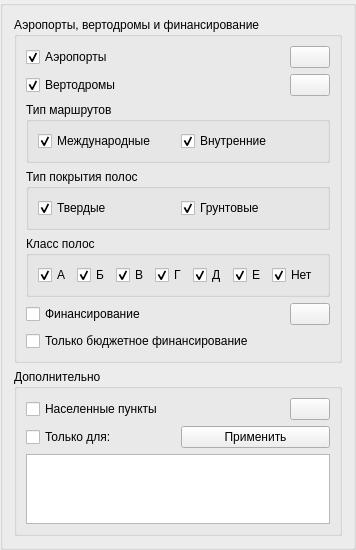
Old version of the form src/control_panel.ui in the repository PFedorovMsk/AirportMap.
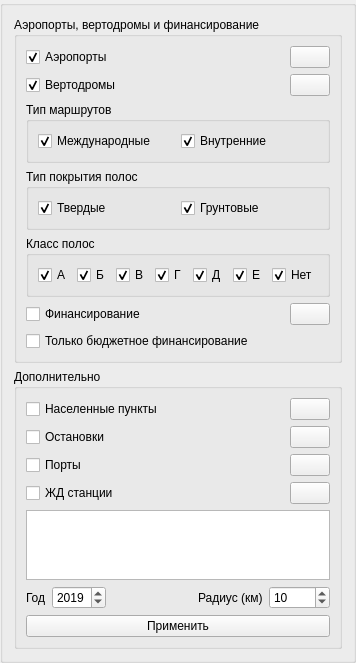
New version of the form. Custom widgets are drawn as their Qt base class.

```diff
--- a/src/control_panel.ui
+++ b/src/control_panel.ui
@@ -7,7 +7,7 @@
     <x>0</x>
     <y>0</y>
     <width>317</width>
-    <height>538</height>
+    <height>624</height>
    </rect>
   </property>
   <property name="sizePolicy">
@@ -371,18 +371,120 @@
        </layout>
       </item>
       <item>
-       <layout class="QHBoxLayout" name="horizontalLayout">
+       <layout class="QHBoxLayout" name="horizontalLayout_24">
         <item>
-         <widget class="QCheckBox" name="cbOnlyFor">
+         <widget class="QCheckBox" name="cbStops">
           <property name="text">
-           <string>Только для:</string>
+           <string>Остановки</string>
           </property>
+          <property name="checked">
+           <bool>false</bool>
+          </property>
          </widget>
         </item>
         <item>
-         <widget class="QPushButton" name="btnUpdate">
+         <spacer name="horizontalSpacer_8">
+          <property name="orientation">
+           <enum>Qt::Horizontal</enum>
+          </property>
+          <property name="sizeHint" stdset="0">
+           <size>
+            <width>40</width>
+            <height>20</height>
+           </size>
+          </property>
+         </spacer>
+        </item>
+        <item>
+         <widget class="ColorSelectButton" name="btnStopsColor">
+          <property name="sizePolicy">
+           <sizepolicy hsizetype="Preferred" vsizetype="Preferred">
+            <horstretch>0</horstretch>
+            <verstretch>0</verstretch>
+           </sizepolicy>
+          </property>
           <property name="text">
-           <string>Применить</string>
+           <string/>
+          </property>
+         </widget>
+        </item>
+       </layout>
+      </item>
+      <item>
+       <layout class="QHBoxLayout" name="horizontalLayout_25">
+        <item>
+         <widget class="QCheckBox" name="cbPorts">
+          <property name="text">
+           <string>Порты</string>
+          </property>
+          <property name="checked">
+           <bool>false</bool>
+          </property>
+         </widget>
+        </item>
+        <item>
+         <spacer name="horizontalSpacer_9">
+          <property name="orientation">
+           <enum>Qt::Horizontal</enum>
+          </property>
+          <property name="sizeHint" stdset="0">
+           <size>
+            <width>40</width>
+            <height>20</height>
+           </size>
+          </property>
+         </spacer>
+        </item>
+        <item>
+         <widget class="ColorSelectButton" name="btnPortsColor">
+          <property name="sizePolicy">
+           <sizepolicy hsizetype="Preferred" vsizetype="Preferred">
+            <horstretch>0</horstretch>
+            <verstretch>0</verstretch>
+           </sizepolicy>
+          </property>
+          <property name="text">
+           <string/>
+          </property>
+         </widget>
+        </item>
+       </layout>
+      </item>
+      <item>
+       <layout class="QHBoxLayout" name="horizontalLayout_26">
+        <item>
+         <widget class="QCheckBox" name="cbTrainStations">
+          <property name="text">
+           <string>ЖД станции</string>
+          </property>
+          <property name="checked">
+           <bool>false</bool>
+          </property>
+         </widget>
+        </item>
+        <item>
+         <spacer name="horizontalSpacer_10">
+          <property name="orientation">
+           <enum>Qt::Horizontal</enum>
+          </property>
+          <property name="sizeHint" stdset="0">
+           <size>
+            <width>40</width>
+            <height>20</height>
+           </size>
+          </property>
+         </spacer>
+        </item>
+        <item>
+         <widget class="ColorSelectButton" name="btnTrainStationsColor">
+          <property name="sizePolicy">
+           <sizepolicy hsizetype="Preferred" vsizetype="Preferred">
+            <horstretch>0</horstretch>
+            <verstretch>0</verstretch>
+           </sizepolicy>
+          </property>
+          <property name="text">
+           <string/>
           </property>
          </widget>
         </item>
@@ -412,6 +514,70 @@
         </column>
        </widget>
       </item>
+      <item>
+       <layout class="QHBoxLayout" name="horizontalLayout">
+        <item>
+         <widget class="QLabel" name="label">
+          <property name="text">
+           <string>Год</string>
+          </property>
+         </widget>
+        </item>
+        <item>
+         <widget class="QSpinBox" name="sbYear">
+          <property name="minimum">
+           <number>1899</number>
+          </property>
+          <property name="maximum">
+           <number>2099</number>
+          </property>
+          <property name="value">
+           <number>2019</number>
+          </property>
+         </widget>
+        </item>
+        <item>
+         <spacer name="horizontalSpacer">
+          <property name="orientation">
+           <enum>Qt::Horizontal</enum>
+          </property>
+          <property name="sizeHint" stdset="0">
+           <size>
+            <width>40</width>
+            <height>20</height>
+           </size>
+          </property>
+         </spacer>
+        </item>
+        <item>
+         <widget class="QLabel" name="label_2">
+          <property name="text">
+           <string>Радиус (км)</string>
+          </property>
+         </widget>
+        </item>
+        <item>
+         <widget class="QSpinBox" name="sbRadius">
+          <property name="minimum">
+           <number>0</number>
+          </property>
+          <property name="maximum">
+           <number>20000</number>
+          </property>
+          <property name="value">
+           <number>10</number>
+          </property>
+         </widget>
+        </item>
+       </layout>
+      </item>
+      <item>
+       <widget class="QPushButton" name="btnUpdate">
+        <property name="text">
+         <string>Применить</string>
+        </property>
+       </widget>
+      </item>
      </layout>
     </widget>
    </item>
```
